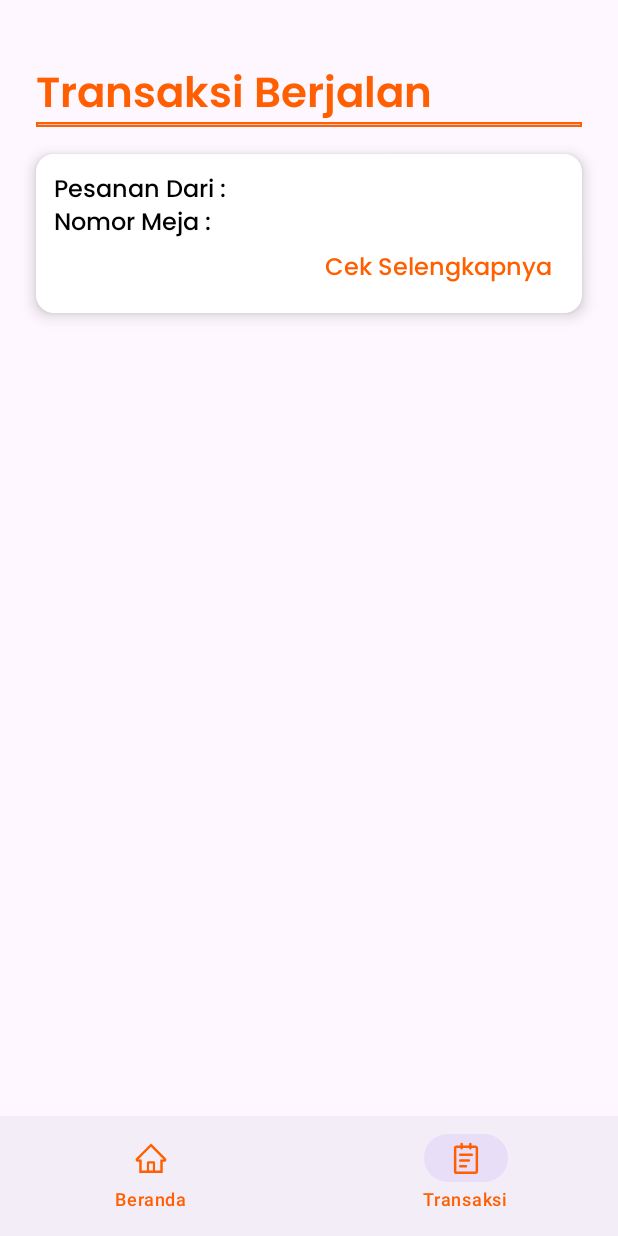
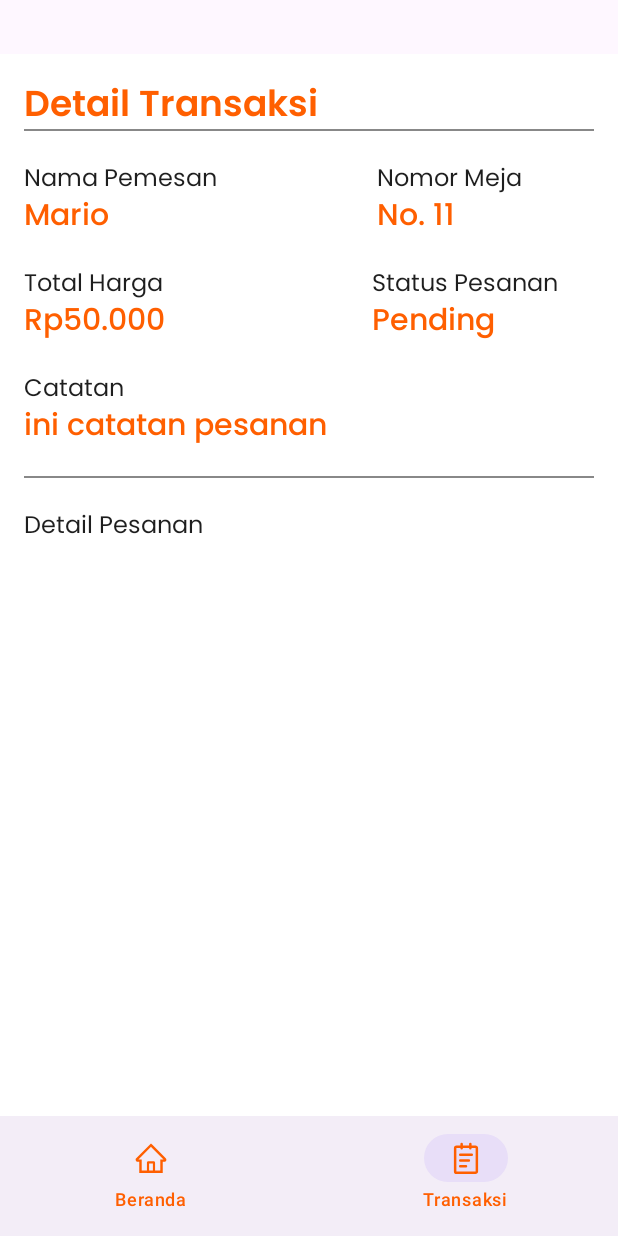
Before and after one commit to iniryan/SDK-app, an Android app built with Jetpack Compose: the CustomerTransaction screen opened through its navigation route, on a phone screen of 412 x 824 dp. Run offline under Robolectric (Android 15) with nearby library versions, the phone set to English and light mode, and no system bars.

```diff
--- a/app/build.gradle.kts
+++ b/app/build.gradle.kts
@@ -52,7 +52,6 @@ android {
 dependencies {
     implementation("androidx.navigation:navigation-compose:2.7.5")
     implementation("io.coil-kt:coil-compose:2.0.0-rc01")
-    implementation ("io.coil-kt:coil-compose:1.4.0")
     implementation("com.squareup.retrofit2:retrofit:2.4.0")
     implementation("com.squareup.retrofit2:converter-gson:2.4.0")
     implementation("com.squareup.okhttp3:logging-interceptor:4.9.3")
--- a/app/src/main/AndroidManifest.xml
+++ b/app/src/main/AndroidManifest.xml
@@ -2,7 +2,7 @@
 <manifest xmlns:android="http://schemas.android.com/apk/res/android"
     xmlns:tools="http://schemas.android.com/tools">
     <uses-permission android:name="android.permission.INTERNET"/>
-    <uses-permission android:name="android.permission.READ_MEDIA_IMAGES" />
+
     <application
         android:usesCleartextTraffic="true"
         android:allowBackup="true"
--- a/app/src/main/java/com/example/projectuasmobile/frontend/auth/Login.kt
+++ b/app/src/main/java/com/example/projectuasmobile/frontend/auth/Login.kt
@@ -233,6 +233,11 @@ fun Login(navController: NavController, context: Context = LocalContext.current)
             Spacer(modifier = Modifier.height(16.dp))
             Button(
                 onClick = {
+                    if (usernameField.value.text.isEmpty() || passwordField.value.text.isEmpty()) {
+                        Toast.makeText(context, "Error: Field is required", Toast.LENGTH_SHORT)
+                            .show()
+                        return@Button
+                    } else {
                     val retrofit = Retrofit.Builder().baseUrl(baseUrl)
                         .addConverterFactory(GsonConverterFactory.create()).build()
                         .create(AuthService::class.java)
@@ -271,6 +276,7 @@ fun Login(navController: NavController, context: Context = LocalContext.current)
                             print(t.message)
                         }
                     })
+                }
                 },
                 modifier = Modifier
                     .width(327.dp)
--- a/app/src/main/java/com/example/projectuasmobile/frontend/customer/BoothDetail.kt
+++ b/app/src/main/java/com/example/projectuasmobile/frontend/customer/BoothDetail.kt
@@ -31,6 +31,7 @@ import androidx.compose.runtime.remember
 import androidx.compose.runtime.setValue
 import androidx.compose.ui.Alignment
 import androidx.compose.ui.Modifier
+import androidx.compose.ui.draw.clip
 import androidx.compose.ui.graphics.Color
 import androidx.compose.ui.layout.ContentScale
 import androidx.compose.ui.platform.LocalContext
@@ -246,7 +247,7 @@ fun BoothDetail(
                                                         )
                                                     )
                                                     Text(
-                                                        text = menuResponse.attributes.foodPrice.toString(),
+                                                        text = "Rp" + menuResponse.attributes.foodPrice.toString(),
                                                         style = TextStyle(
                                                             fontSize = 12.sp,
                                                             lineHeight = 20.sp,
@@ -358,7 +359,8 @@ fun BoothDetail(
                                                 Image(
                                                     modifier = Modifier
                                                         .width(100.dp)
-                                                        .height(100.dp),
+                                                        .height(100.dp)
+                                                        .clip(RoundedCornerShape(8.dp)),
                                                     contentScale = ContentScale.Crop,
                                                     painter = rememberAsyncImagePainter("http://10.0.2.2:1337" + imgurl),
                                                     contentDescription = "image description"
--- a/app/src/main/java/com/example/projectuasmobile/frontend/customer/CustomerTransaction.kt
+++ b/app/src/main/java/com/example/projectuasmobile/frontend/customer/CustomerTransaction.kt
@@ -2,32 +2,26 @@ package com.example.projectuasmobile.frontend.customer
 
 import android.annotation.SuppressLint
 import android.content.Context
-import androidx.compose.foundation.border
-import androidx.compose.foundation.clickable
+import androidx.compose.foundation.background
 import androidx.compose.foundation.layout.Arrangement
 import androidx.compose.foundation.layout.Box
 import androidx.compose.foundation.layout.Column
+import androidx.compose.foundation.layout.Row
 import androidx.compose.foundation.layout.Spacer
 import androidx.compose.foundation.layout.fillMaxSize
-import androidx.compose.foundation.layout.height
+import androidx.compose.foundation.layout.fillMaxWidth
 import androidx.compose.foundation.layout.padding
-import androidx.compose.foundation.layout.width
-import androidx.compose.foundation.rememberScrollState
-import androidx.compose.foundation.verticalScroll
-import androidx.compose.material3.CardDefaults
 import androidx.compose.material3.Divider
-import androidx.compose.material3.ElevatedCard
 import androidx.compose.material3.Scaffold
 import androidx.compose.material3.Text
 import androidx.compose.runtime.Composable
-import androidx.compose.ui.Alignment
 import androidx.compose.ui.Modifier
 import androidx.compose.ui.graphics.Color
 import androidx.compose.ui.platform.LocalContext
 import androidx.compose.ui.text.TextStyle
 import androidx.compose.ui.text.font.Font
 import androidx.compose.ui.text.font.FontFamily
-import androidx.compose.ui.text.style.TextAlign
+import androidx.compose.ui.text.font.FontWeight
 import androidx.compose.ui.unit.dp
 import androidx.compose.ui.unit.sp
 import androidx.navigation.NavController
@@ -48,84 +42,141 @@ fun CustomerTransaction(navController: NavController, context: Context = LocalCo
             Column(
                 modifier = Modifier
                     .fillMaxSize()
-                    .padding(horizontal = 24.dp, vertical = 14.dp)
-                    .verticalScroll(rememberScrollState()),
-                verticalArrangement = Arrangement.Top,
-                horizontalAlignment = Alignment.CenterHorizontally,
+                    .padding(top = 36.dp)
+                    .background(color = Color(0xFFFFFFFF))
             ) {
-                Spacer(modifier = Modifier.padding(top = 14.dp, bottom = 14.dp))
+                Column(
+                    modifier = Modifier.padding(16.dp)
+                ) {
                     Text(
-                    text = "Transaksi Berjalan", style = TextStyle(
-                        fontSize = 28.sp,
+                        text = "Detail Transaksi",
+                        style = TextStyle(
+                            fontSize = 24.sp,
                             lineHeight = 14.sp,
                             fontFamily = FontFamily(Font(R.font.poppins_semibold)),
-                        textAlign = TextAlign.Left,
                             color = Color(0xFFFF5F00),
-                    ), modifier = Modifier.align(Alignment.Start)
                         )
-                Divider(
+                    )
+                    Divider(color = Color.Gray, thickness = 1.dp)
+                    Spacer(modifier = Modifier.padding(top = 20.dp))
+                    Row(
                         modifier = Modifier
-                        .border(width = 1.dp, color = primaryColorOrg)
-                        .fillMaxSize()
-                        .height(3.dp)
-                )
-                Spacer(modifier = Modifier.padding(top = 18.dp))
-                ElevatedCard(
-                    elevation = CardDefaults.cardElevation(defaultElevation = 6.dp),
-                    modifier = Modifier
-                        .width(440.dp)
-                        .clickable { navController.navigate("detailpesanan") },
-                    colors = CardDefaults.cardColors(containerColor = Color(0xFFFFFFFF))
+                            .fillMaxWidth()
+                            .padding(end = 48.dp),
+                        horizontalArrangement = Arrangement.SpaceBetween
                     ) {
-                    Column(
-                        modifier = Modifier
-                            .fillMaxSize()
-                            .padding(12.dp),
-                        horizontalAlignment = Alignment.Start,
-                        verticalArrangement = Arrangement.Top
-                    ) {
+                        Column(modifier = Modifier.padding(end = 48.dp)) {
                             Text(
-                            text = "Pesanan Dari : ",
-                            style = TextStyle(
+                                text = "Nama Pemesan", style = TextStyle(
                                     fontSize = 16.sp,
-                                lineHeight = 14.sp,
-                                fontFamily = FontFamily(Font(R.font.poppins_medium)),
-                                textAlign = TextAlign.Center,
-                                color = Color.Black
+                                    fontFamily = FontFamily(Font(R.font.poppins_regular)),
+                                    color = Color(0xFF1E1E1E),
                                 )
                             )
                             Text(
-                            text = "Nomor Meja :",
-                            style = TextStyle(
-                                fontSize = 16.sp,
-                                lineHeight = 14.sp,
+                                text = "Mario", style = TextStyle(
+                                    fontSize = 20.sp,
                                     fontFamily = FontFamily(Font(R.font.poppins_medium)),
-                                textAlign = TextAlign.Center,
-                                color = Color.Black
-                            )
-                        )
-                        Column(
-                            modifier = Modifier
-                                .fillMaxSize()
-                                .padding(8.dp),
-                            horizontalAlignment = Alignment.End,
-                            verticalArrangement = Arrangement.Bottom
-                        ) {
-                            Text(
-                                text = "Cek Selengkapnya",
-                                style = TextStyle(
-                                    fontSize = 16.sp,
-                                    lineHeight = 14.sp,
-                                    fontFamily = FontFamily(Font(R.font.poppins_medium)),
-                                    textAlign = TextAlign.End,
-                                    color = primaryColorOrg
+                                    fontWeight = FontWeight(400),
+                                    color = Color(0xFFFF5F00),
                                 )
                             )
                         }
+                        Column {
+                            Text(
+                                text = "Nomor Meja", style = TextStyle(
+                                    fontSize = 16.sp,
+                                    fontFamily = FontFamily(Font(R.font.poppins_regular)),
+                                    color = Color(0xFF1E1E1E),
+                                )
+                            )
+                            Text(
+                                text = "No. 11", style = TextStyle(
+                                    fontSize = 20.sp,
+                                    fontFamily = FontFamily(Font(R.font.poppins_medium)),
+                                    fontWeight = FontWeight(400),
+                                    color = Color(0xFFFF5F00),
+                                )
+                            )
                         }
+
                     }
-                Spacer(modifier = Modifier.padding(top = 12.dp))
+                    Spacer(modifier = Modifier.padding(top = 20.dp))
+
+                    Row(
+                        modifier = Modifier
+                            .fillMaxWidth()
+                            .padding(end = 24.dp),
+                        horizontalArrangement = Arrangement.SpaceBetween
+                    ) {
+                        Column(modifier = Modifier.padding(end = 48.dp)) {
+                            Text(
+                                text = "Total Harga", style = TextStyle(
+                                    fontSize = 16.sp,
+                                    fontFamily = FontFamily(Font(R.font.poppins_regular)),
+                                    color = Color(0xFF1E1E1E),
+                                )
+                            )
+                            Text(
+                                text = "Rp50.000", style = TextStyle(
+                                    fontSize = 20.sp,
+                                    fontFamily = FontFamily(Font(R.font.poppins_medium)),
+                                    fontWeight = FontWeight(400),
+                                    color = Color(0xFFFF5F00),
+                                )
+                            )
+                        }
+                        Column {
+                            Text(
+                                text = "Status Pesanan", style = TextStyle(
+                                    fontSize = 16.sp,
+                                    fontFamily = FontFamily(Font(R.font.poppins_regular)),
+                                    color = Color(0xFF1E1E1E),
+                                )
+                            )
+                            Text(
+                                text = "Pending", style = TextStyle(
+                                    fontSize = 20.sp,
+                                    fontFamily = FontFamily(Font(R.font.poppins_medium)),
+                                    fontWeight = FontWeight(400),
+                                    color = Color(0xFFFF5F00),
+                                )
+                            )
+                        }
+
+                    }
+
+                    Spacer(modifier = Modifier.padding(top = 20.dp))
+
+                    Text(
+                        text = "Catatan", style = TextStyle(
+                            fontSize = 16.sp,
+                            fontFamily = FontFamily(Font(R.font.poppins_regular)),
+                            color = Color(0xFF1E1E1E),
+                        )
+                    )
+                    Text(
+                        text = "ini catatan pesanan", style = TextStyle(
+                            fontSize = 20.sp,
+                            fontFamily = FontFamily(Font(R.font.poppins_medium)),
+                            fontWeight = FontWeight(400),
+                            color = Color(0xFFFF5F00),
+                        )
+                    )
+                    Spacer(modifier = Modifier.padding(top = 20.dp))
+                    Divider(color = Color.Gray, thickness = 1.dp)
+                    Spacer(modifier = Modifier.padding(top = 20.dp))
+
+                    Text(
+                        text = "Detail Pesanan", style = TextStyle(
+                            fontSize = 16.sp,
+                            fontFamily = FontFamily(Font(R.font.poppins_regular)),
+                            color = Color(0xFF1E1E1E),
+                        )
+                    )
+                    //list makanan dan harga lalu total, dan status pesanan
                 }
             }
         }
     }
+}
--- a/app/src/main/java/com/example/projectuasmobile/service/BoothService.kt
+++ b/app/src/main/java/com/example/projectuasmobile/service/BoothService.kt
@@ -13,13 +13,13 @@ import retrofit2.http.Query
 
 interface BoothService {
     @POST("booths")
-    fun createBooth(@Body boothData: BoothDataWrapper): Call<BoothResponse>
+    fun createBooth(@Body boothData: BoothDataWrapper): Call<ApiResponse<BoothResponse>>
 
     @PUT("booths/{id}")
     fun updateBooth(@Path("id") id: String?, @Body boothData: BoothDataWrapper): Call<BoothResponse>
 
     @GET("booths")
-    fun getAllBooth(@Query("filters[boothName][\$contains]") search: String?, @Query("populate") populate: String?): Call<ApiResponse<List<BoothResponse>>>
+    fun getAllBooth(@Query("filters[boothName][\$contains]") search: String?, @Query("filters[open]") open: Boolean?, @Query("populate") populate: String?): Call<ApiResponse<List<BoothResponse>>>
 
     @GET("booths")
     fun getProfile(@Query("filters[owner]") owner: String?, @Query("populate") populate: String?): Call<ApiResponse<List<BoothResponse>>>
--- a/app/src/main/java/com/example/projectuasmobile/service/FoodService.kt
+++ b/app/src/main/java/com/example/projectuasmobile/service/FoodService.kt
@@ -14,7 +14,7 @@ import retrofit2.http.Query
 
 interface FoodService {
     @POST("foods")
-    fun addFood(@Body foodData: FoodDataWrapper): Call<FoodResponse>
+    fun addFood(@Body foodData: FoodDataWrapper): Call<ApiResponse<FoodResponse>>
 
     @GET("foods/{id}")
     fun getFoodById(@Path("id") id: Int, @Query("populate") populate: String?): Call<ApiResponse<List<FoodResponse>>>
```
Also changed, not shown: app/src/main/java/com/example/projectuasmobile/frontend/auth/Register.kt (+18 -3 lines), app/src/main/java/com/example/projectuasmobile/frontend/auth/RegisterBooth.kt (+184 -5 lines), app/src/main/java/com/example/projectuasmobile/frontend/booth/AddMenu.kt (+29 -15 lines), app/src/main/java/com/example/projectuasmobile/frontend/booth/BoothProfile.kt (+11 -2 lines), app/src/main/java/com/example/projectuasmobile/frontend/booth/MenuList.kt (+16 -20 lines), app/src/main/java/com/example/projectuasmobile/frontend/customer/CheckoutPage.kt (+38 -15 lines), app/src/main/java/com/example/projectuasmobile/frontend/customer/HomePage.kt (+5 -4 lines), app/src/main/java/com/example/projectuasmobile/response/BoothResponse.kt (+17 -0 lines). Lines whose indentation alone changed are shown as unchanged.
